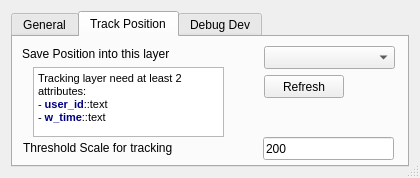
Above: interactive_map_tracking_dialog_base.ui from Remi-C/interactive_map_tracking before the change. Below: the same form after it.
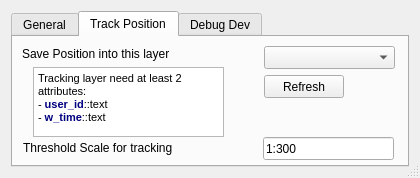
That is the form after the change. Icons and pictures are not drawn.

Commit message: resolved =>  display default scale as 1:300 instead of 300 #11

Diff of the .ui file:
```diff
--- a/interactive_map_tracking_dialog_base.ui
+++ b/interactive_map_tracking_dialog_base.ui
@@ -139,7 +139,7 @@
         </rect>
        </property>
        <property name="text">
-        <string>200</string>
+        <string>1:300</string>
        </property>
        <property name="maxLength">
         <number>9</number>
```
The commit also changes 1 other file.
